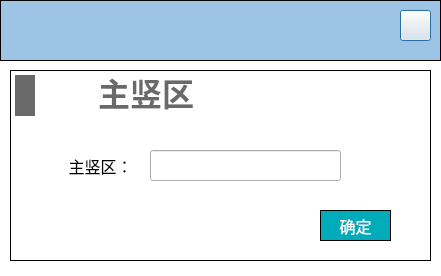
Old version of the form NoiseCalSoft/roomDefineForm/dialog_add_zhushuqu.ui in the repository haobana/NoiCal.
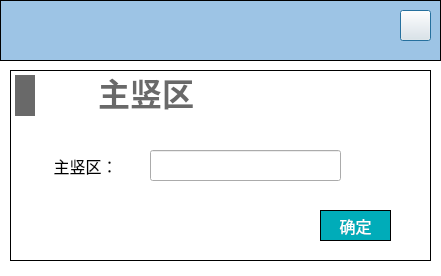
New version of the form. Icons and pictures are not drawn.

The edit to the form file:
```diff
--- a/NoiseCalSoft/roomDefineForm/dialog_add_zhushuqu.ui
+++ b/NoiseCalSoft/roomDefineForm/dialog_add_zhushuqu.ui
@@ -194,9 +194,9 @@
    <widget class="QLabel" name="label">
     <property name="geometry">
      <rect>
-      <x>50</x>
+      <x>10</x>
       <y>80</y>
-      <width>81</width>
+      <width>131</width>
       <height>31</height>
      </rect>
     </property>
```
